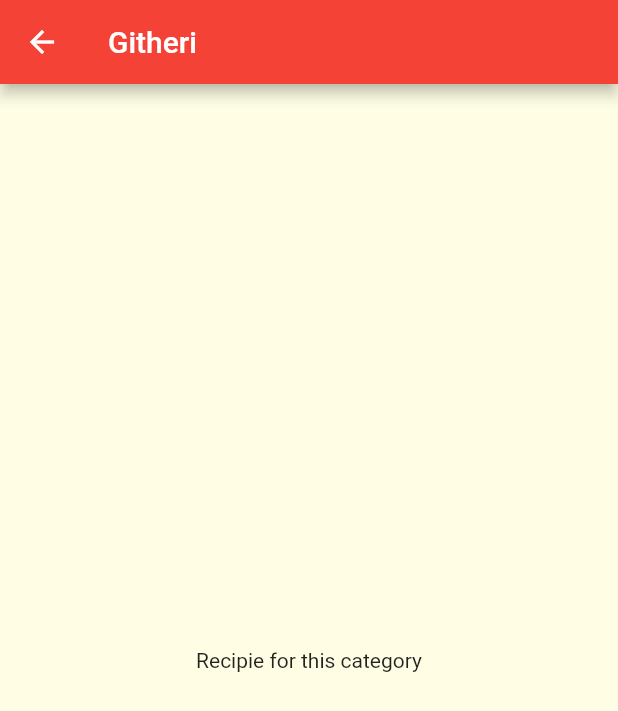
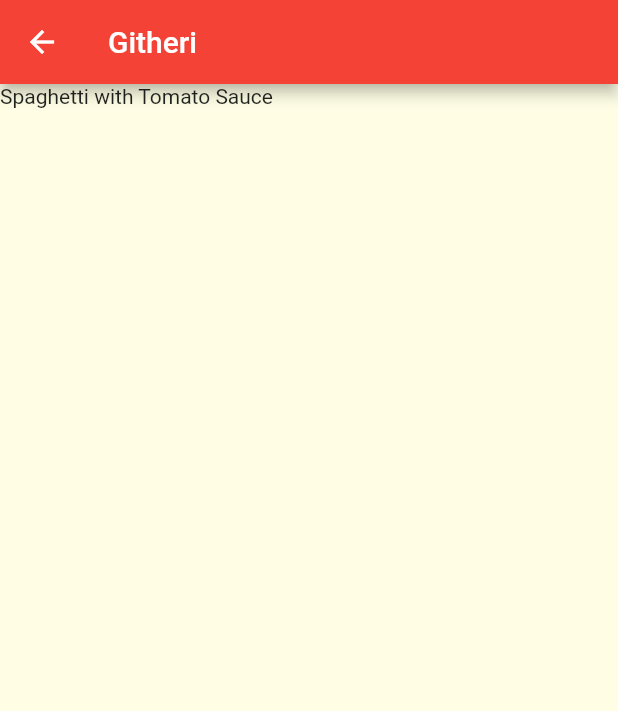
Before and after one commit to notrayo/recipes-app, a Flutter app: the screen it shows after launch, after a tap on "Githeri", on a phone screen of 412 x 824 dp. Shown: the top 711 px of the screen. Run offline on Flutter 3.47's test engine with Material 2 defaults, Android fonts, the phone set to English and light mode, and no system bars.

Commit message:
started on recipes for a given category

```diff
--- a/lib/category_item.dart
+++ b/lib/category_item.dart
@@ -1,4 +1,5 @@
 import 'package:flutter/material.dart';
+import 'package:meals_app/category_meals_screen.dart';
 // import 'package:meals_app/category_meals_screen.dart';
 //import 'dart:async';
 
@@ -17,8 +18,8 @@ class CategoryItem extends StatelessWidget {
   //page switch on button press
 
   void selectCategory(BuildContext contextCateg) {
-    Navigator.of(contextCateg)
-        .pushNamed('/categories-meals', arguments: {'id': id, 'title': title});
+    Navigator.of(contextCateg).pushNamed(CategoryMealsScreen.routeName,
+        arguments: {'id': id, 'title': title});
   }
 
   @override
--- a/lib/category_meals_screen.dart
+++ b/lib/category_meals_screen.dart
@@ -1,4 +1,5 @@
 import 'package:flutter/material.dart';
+import './dummy_data_categories.dart';
 
 //stateless
 
@@ -18,10 +19,18 @@ class CategoryMealsScreen extends StatelessWidget {
         ModalRoute.of(context)!.settings.arguments as Map<String, String>;
     final categoryTitle = routeArgs['title'];
     final categoryID = routeArgs['id'];
+    //argument for recipes of each category
+
+    final categoryMealsRecipe = dummyMeals.where(((meal) {
+      return meal.categories.contains(categoryID);
+    })).toList();
     return Scaffold(
         appBar: AppBar(title: Text(categoryTitle.toString())),
-        body: Center(
-          child: Text('Recipie for this category'),
+        body: ListView.builder(
+          itemBuilder: (context, index) {
+            return Text(categoryMealsRecipe[index].title);
+          },
+          itemCount: categoryMealsRecipe.length,
         ));
   }
 }
--- a/lib/dummy_data_categories.dart
+++ b/lib/dummy_data_categories.dart
@@ -1,6 +1,7 @@
 import 'package:flutter/material.dart';
 
 import './models/category.dart';
+import './models/meals.dart';
 
 const dummyCategories = [
   Category(
@@ -54,3 +55,68 @@ const dummyCategories = [
     color: Colors.teal,
   ),
 ];
+
+//mealrecipes
+
+const dummyMeals = [
+  Meal(
+    id: 'm1',
+    categories: [
+      'c1',
+      'c2',
+    ],
+    title: 'Spaghetti with Tomato Sauce',
+    affordability: Affordability.cheap,
+    complexity: Complexity.simple,
+    imageUrl:
+        'https://upload.wikimedia.org/wikipedia/commons/thumb/2/20/Spaghetti_Bolognese_mit_Parmesan_oder_Grana_Padano.jpg/800px-Spaghetti_Bolognese_mit_Parmesan_oder_Grana_Padano.jpg',
+    duration: 20,
+    ingredients: [
+      '4 Tomatoes',
+      '1 Tablespoon of Olive Oil',
+      '1 Onion',
+      '250g Spaghetti',
+      'Spices',
+      'Cheese (optional)'
+    ],
+    steps: [
+      'Cut the tomatoes and the onion into small pieces.',
+      'Boil some water - add salt to it once it boils.',
+      'Put the spaghetti into the boiling water - they should be done in about 10 to 12 minutes.',
+      'In the meantime, heaten up some olive oil and add the cut onion.',
+      'After 2 minutes, add the tomato pieces, salt, pepper and your other spices.',
+      'The sauce will be done once the spaghetti are.',
+      'Feel free to add some cheese on top of the finished dish.'
+    ],
+    //isGlutenFree: false,
+    isVegan: true,
+    //isVegetarian: true,
+    //isLactoseFree: true,
+  ),
+  Meal(
+    id: 'm2',
+    categories: ['c3', 'c4'],
+    title: 'filler',
+    affordability: Affordability.expe,
+    complexity: Complexity.mid,
+    imageUrl:
+        'https://upload.wikimedia.org/wikipedia/commons/thumb/2/20/Spaghetti_Bolognese_mit_Parmesan_oder_Grana_Padano.jpg/800px-Spaghetti_Bolognese_mit_Parmesan_oder_Grana_Padano.jpg',
+    duration: 20,
+    ingredients: [
+      '4 filler',
+      '1 filler',
+      '1 filler',
+    ],
+    steps: [
+      'Cut the tomatoes and the onion into small pieces.',
+      'Boil some water - add salt to it once it boils.',
+      'Put the spaghetti into the boiling water - they should be done in about 10 to 12 minutes.',
+      'In the meantime, heaten up some olive oil and add the cut onion.',
+      'After 2 minutes, add the tomato pieces, salt, pepper and your other spices.',
+      'The sauce will be done once the spaghetti are.',
+      'Feel free to add some cheese on top of the finished dish.'
+    ],
+    //isGlutenFree: false,
+    isVegan: false,
+  ),
+];
--- a/lib/main.dart
+++ b/lib/main.dart
@@ -28,33 +28,14 @@ class MyApp extends StatelessWidget {
                   fontFamily: 'RobotoCondensed',
                   fontWeight: FontWeight.bold))),
       home: const CategoriesScreen(),
-      routes: {'/categories-meals': (contextCateg) => CategoryMealsScreen()},
+      //initial route
+
+      //initialRoute: '/',
+
+      routes: {
+        //'/': (context) => CategoriesScreen(),
+        CategoryMealsScreen.routeName: (contextCateg) => CategoryMealsScreen()
+      },
     );
   }
 }
-
-// class MyHomePage extends StatefulWidget {
-//   //const MyHomePage({super.key, required this.title});
-//   const MyHomePage({super.key});
-
-//   @override
-//   State<MyHomePage> createState() => _MyHomePageState();
-// }
-
-// class _MyHomePageState extends State<MyHomePage> {
-
-//   @override
-//   Widget build(BuildContext context) {
-//     return Scaffold(
-//       appBar: AppBar(
-//         // Here we take the value from the MyHomePage object that was created by
-//         // the App.build method, and use it to set our appbar title.
-//         title:const Text('Rayo Mealz'),
-//       ),
-//       body: const Center(
-
-//         child: Text('Navigating...')
-//       ),
-//     );
-//   }
-// }
--- /dev/null
+++ b/lib/models/meals.dart
@@ -0,0 +1,35 @@
+//import 'package:flutter/material.dart';
+//import 'package:flutter/foundation.dart';
+
+//complexity matrix
+
+enum Complexity { simple, mid, difficult }
+
+//bei
+
+enum Affordability { cheap, beiSawa, expe }
+
+class Meal {
+  final String id;
+  final List<String> categories;
+  final String title;
+  final String imageUrl;
+  final List<String> ingredients;
+  final List<String> steps;
+  final int duration;
+  final Complexity complexity;
+  final Affordability affordability;
+  final bool isVegan;
+
+  const Meal(
+      {required this.id,
+      required this.categories,
+      required this.title,
+      required this.affordability,
+      required this.complexity,
+      required this.duration,
+      required this.imageUrl,
+      required this.ingredients,
+      required this.isVegan,
+      required this.steps});
+}
```
